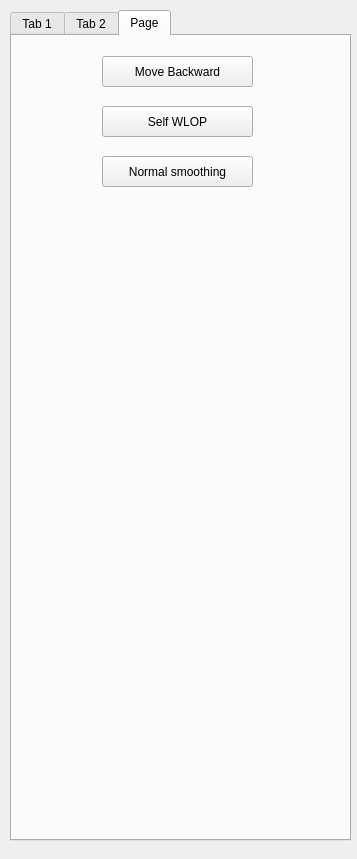
Old version of the form point-cloud-2015/UI/para_wlop.ui in the repository sunwaylive/Point-Cloud-Processing-2015.
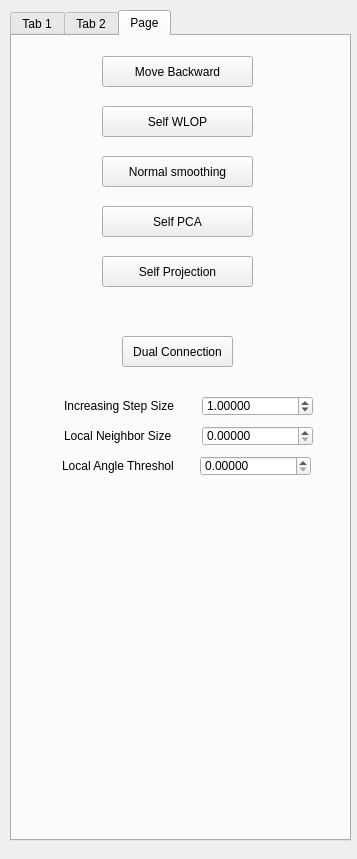
New version of the form.

What changed in the file:
```diff
--- a/point-cloud-2015/UI/para_wlop.ui
+++ b/point-cloud-2015/UI/para_wlop.ui
@@ -478,19 +478,6 @@
       <string>Anisotropic LOP</string>
      </property>
     </widget>
-    <widget class="QPushButton" name="dual_connection">
-     <property name="geometry">
-      <rect>
-       <x>170</x>
-       <y>530</y>
-       <width>111</width>
-       <height>31</height>
-      </rect>
-     </property>
-     <property name="text">
-      <string>Dual Connection</string>
-     </property>
-    </widget>
    </widget>
    <widget class="QWidget" name="tab_2">
     <attribute name="title">
@@ -657,108 +644,6 @@
       <string>Regularize Inner Points</string>
      </property>
     </widget>
-    <widget class="QDoubleSpinBox" name="local_neighbor_size">
-     <property name="geometry">
-      <rect>
-       <x>170</x>
-       <y>460</y>
-       <width>111</width>
-       <height>20</height>
-      </rect>
-     </property>
-     <property name="decimals">
-      <number>5</number>
-     </property>
-     <property name="maximum">
-      <double>100000.000000000000000</double>
-     </property>
-     <property name="singleStep">
-      <double>0.100000000000000</double>
-     </property>
-    </widget>
-    <widget class="QLabel" name="label_10">
-     <property name="geometry">
-      <rect>
-       <x>32</x>
-       <y>460</y>
-       <width>111</width>
-       <height>20</height>
-      </rect>
-     </property>
-     <property name="text">
-      <string>Local Neighbor Size</string>
-     </property>
-    </widget>
-    <widget class="QDoubleSpinBox" name="increasing_step_size">
-     <property name="geometry">
-      <rect>
-       <x>170</x>
-       <y>430</y>
-       <width>111</width>
-       <height>20</height>
-      </rect>
-     </property>
-     <property name="decimals">
-      <number>5</number>
-     </property>
-     <property name="minimum">
-      <double>0.000000000000000</double>
-     </property>
-     <property name="maximum">
-      <double>1000.000000000000000</double>
-     </property>
-     <property name="singleStep">
-      <double>0.010000000000000</double>
-     </property>
-     <property name="value">
-      <double>1.000000000000000</double>
-     </property>
-    </widget>
-    <widget class="QLabel" name="label_11">
-     <property name="geometry">
-      <rect>
-       <x>32</x>
-       <y>430</y>
-       <width>111</width>
-       <height>20</height>
-      </rect>
-     </property>
-     <property name="text">
-      <string>Increasing Step Size</string>
-     </property>
-    </widget>
-    <widget class="QLabel" name="label_12">
-     <property name="geometry">
-      <rect>
-       <x>30</x>
-       <y>490</y>
-       <width>111</width>
-       <height>20</height>
-      </rect>
-     </property>
-     <property name="text">
-      <string>Local Angle Threshold</string>
-     </property>
-    </widget>
-    <widget class="QDoubleSpinBox" name="local_angle_threshold">
-     <property name="geometry">
-      <rect>
-       <x>168</x>
-       <y>490</y>
-       <width>111</width>
-       <height>20</height>
-      </rect>
-     </property>
-     <property name="decimals">
-      <number>5</number>
-     </property>
-     <property name="maximum">
-      <double>100000.000000000000000</double>
-     </property>
-     <property name="singleStep">
-      <double>0.100000000000000</double>
-     </property>
-    </widget>
    </widget>
    <widget class="QWidget" name="tab_3">
     <attribute name="title">
@@ -803,6 +688,147 @@
       <string>Normal smoothing</string>
      </property>
     </widget>
+    <widget class="QPushButton" name="dual_connection">
+     <property name="geometry">
+      <rect>
+       <x>110</x>
+       <y>300</y>
+       <width>111</width>
+       <height>31</height>
+      </rect>
+     </property>
+     <property name="text">
+      <string>Dual Connection</string>
+     </property>
+    </widget>
+    <widget class="QLabel" name="label_12">
+     <property name="geometry">
+      <rect>
+       <x>50</x>
+       <y>420</y>
+       <width>111</width>
+       <height>20</height>
+      </rect>
+     </property>
+     <property name="text">
+      <string>Local Angle Threshold</string>
+     </property>
+    </widget>
+    <widget class="QDoubleSpinBox" name="local_neighbor_size">
+     <property name="geometry">
+      <rect>
+       <x>190</x>
+       <y>390</y>
+       <width>111</width>
+       <height>20</height>
+      </rect>
+     </property>
+     <property name="decimals">
+      <number>5</number>
+     </property>
+     <property name="maximum">
+      <double>100000.000000000000000</double>
+     </property>
+     <property name="singleStep">
+      <double>0.100000000000000</double>
+     </property>
+    </widget>
+    <widget class="QDoubleSpinBox" name="local_angle_threshold">
+     <property name="geometry">
+      <rect>
+       <x>188</x>
+       <y>420</y>
+       <width>111</width>
+       <height>20</height>
+      </rect>
+     </property>
+     <property name="decimals">
+      <number>5</number>
+     </property>
+     <property name="maximum">
+      <double>100000.000000000000000</double>
+     </property>
+     <property name="singleStep">
+      <double>0.100000000000000</double>
+     </property>
+    </widget>
+    <widget class="QLabel" name="label_11">
+     <property name="geometry">
+      <rect>
+       <x>52</x>
+       <y>360</y>
+       <width>111</width>
+       <height>20</height>
+      </rect>
+     </property>
+     <property name="text">
+      <string>Increasing Step Size</string>
+     </property>
+    </widget>
+    <widget class="QLabel" name="label_10">
+     <property name="geometry">
+      <rect>
+       <x>52</x>
+       <y>390</y>
+       <width>111</width>
+       <height>20</height>
+      </rect>
+     </property>
+     <property name="text">
+      <string>Local Neighbor Size</string>
+     </property>
+    </widget>
+    <widget class="QDoubleSpinBox" name="increasing_step_size">
+     <property name="geometry">
+      <rect>
+       <x>190</x>
+       <y>360</y>
+       <width>111</width>
+       <height>20</height>
+      </rect>
+     </property>
+     <property name="decimals">
+      <number>5</number>
+     </property>
+     <property name="minimum">
+      <double>0.000000000000000</double>
+     </property>
+     <property name="maximum">
+      <double>1000.000000000000000</double>
+     </property>
+     <property name="singleStep">
+      <double>0.010000000000000</double>
+     </property>
+     <property name="value">
+      <double>1.000000000000000</double>
+     </property>
+    </widget>
+    <widget class="QPushButton" name="self_PCA">
+     <property name="geometry">
+      <rect>
+       <x>90</x>
+       <y>170</y>
+       <width>151</width>
+       <height>31</height>
+      </rect>
+     </property>
+     <property name="text">
+      <string>Self PCA</string>
+     </property>
+    </widget>
+    <widget class="QPushButton" name="self_projection">
+     <property name="geometry">
+      <rect>
+       <x>90</x>
+       <y>220</y>
+       <width>151</width>
+       <height>31</height>
+      </rect>
+     </property>
+     <property name="text">
+      <string>Self Projection</string>
+     </property>
+    </widget>
    </widget>
   </widget>
  </widget>
```
